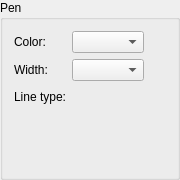
Old version of the form librecad/src/ui/components/pen/qg_widgetpen.ui in the repository LibreCAD/LibreCAD.
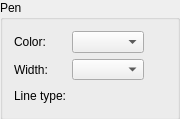
New version of the form. Custom widgets are drawn as their Qt base class.

```diff
--- a/librecad/src/ui/components/pen/qg_widgetpen.ui
+++ b/librecad/src/ui/components/pen/qg_widgetpen.ui
@@ -7,7 +7,7 @@
     <x>0</x>
     <y>0</y>
     <width>180</width>
-    <height>180</height>
+    <height>119</height>
    </rect>
   </property>
   <property name="sizePolicy">
@@ -19,13 +19,16 @@
   <property name="minimumSize">
    <size>
     <width>0</width>
-    <height>0</height>
+    <height>12</height>
    </size>
   </property>
   <property name="windowTitle">
    <string>Pen</string>
   </property>
-  <layout class="QGridLayout">
+  <layout class="QHBoxLayout" name="horizontalLayout">
+   <property name="spacing">
+    <number>0</number>
+   </property>
    <property name="leftMargin">
     <number>0</number>
    </property>
@@ -38,11 +41,14 @@
    <property name="bottomMargin">
     <number>0</number>
    </property>
-   <property name="spacing">
-    <number>0</number>
-   </property>
-   <item row="0" column="0">
+   <item>
     <widget class="QGroupBox" name="bgPen">
+     <property name="minimumSize">
+      <size>
+       <width>0</width>
+       <height>120</height>
+      </size>
+     </property>
      <property name="title">
       <string>Pen</string>
      </property>
```
